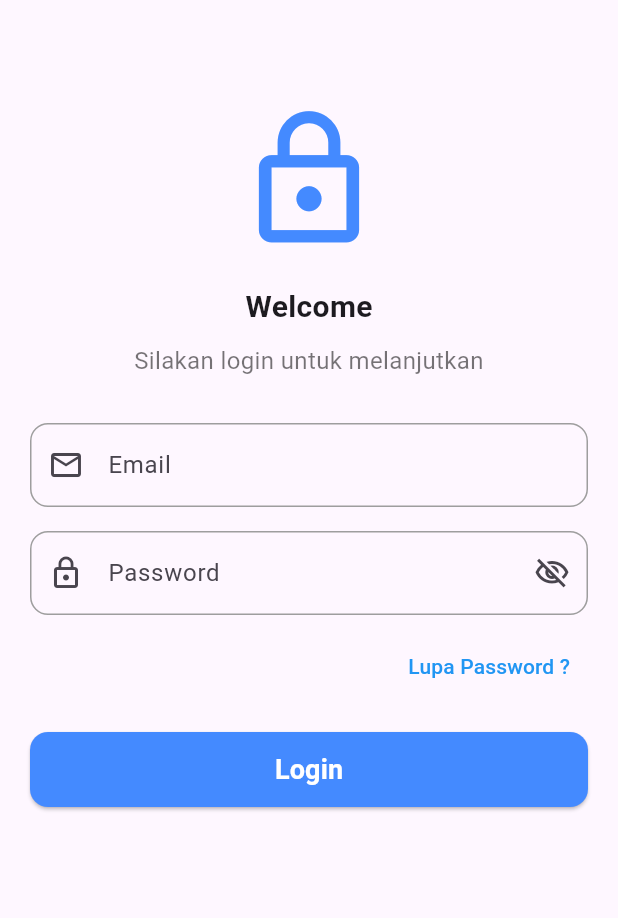
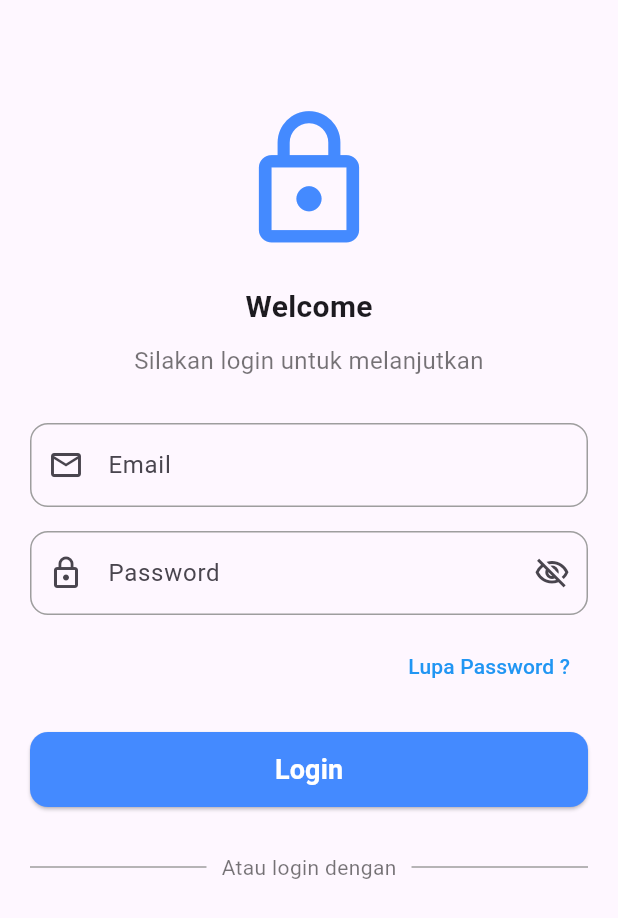
Before and after one commit to I-JasonLee/Tugas_week_6_1123150116, a Flutter app: the screen it shows after launch, on a phone screen of 412 x 824 dp. Shown: the top 918 px of the screen. Run offline on Flutter 3.47's test engine with Material 3 defaults, Android fonts, the phone set to English and light mode, and no system bars.

Commit message:
add teks pemisah 'Atau login dengan' dan divider

```diff
--- a/lib/screen/login.dart
+++ b/lib/screen/login.dart
@@ -119,6 +119,31 @@ class Login extends StatelessWidget {
                   ),
                 ),
               ),
+              const SizedBox(height: 30),
+              // Teks pemisah "Atau login dengan"
+              Row(
+                  children: const[
+                  Expanded(
+                    child: Divider(
+                      color: Colors.grey,
+                      thickness: 1,
+                    ),
+                  ),
+                  Padding(
+                    padding: EdgeInsets.symmetric(horizontal: 10),
+                    child: Text(
+                      "Atau login dengan",
+                      style: TextStyle(color: Colors.black54),
+                    ),
+                  ),
+                  Expanded(
+                    child: Divider(
+                      color: Colors.grey,
+                      thickness: 1,
+                    ),
+                  ),
+                ],
+              ),
             ],
           ),
         ),
```
